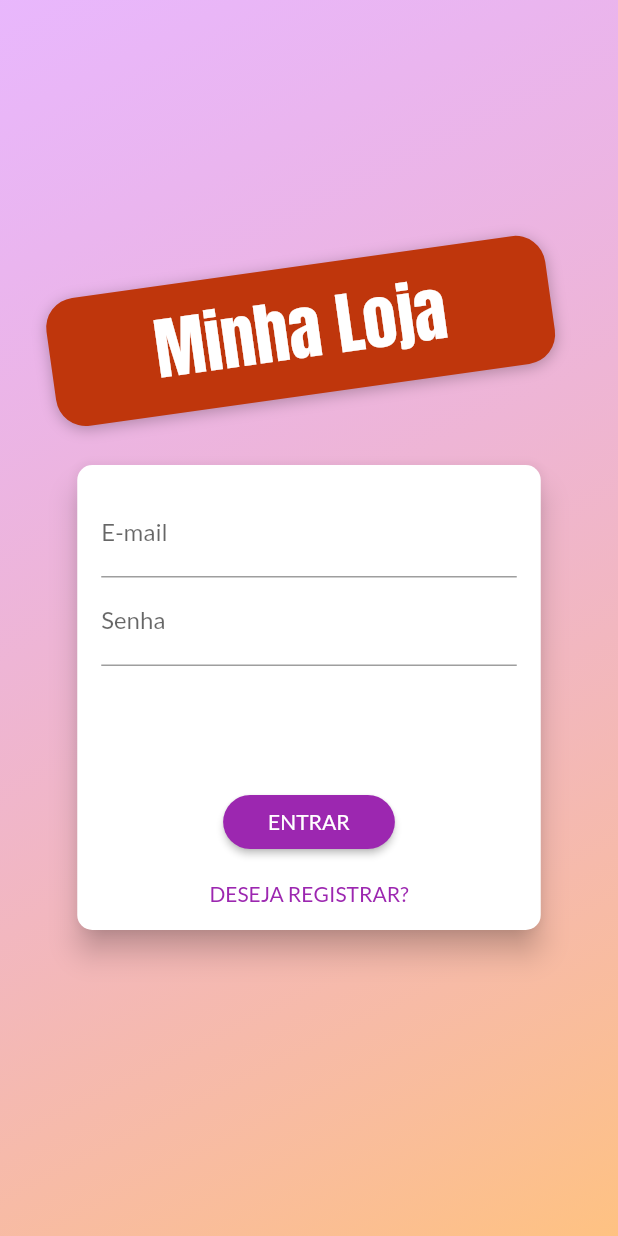
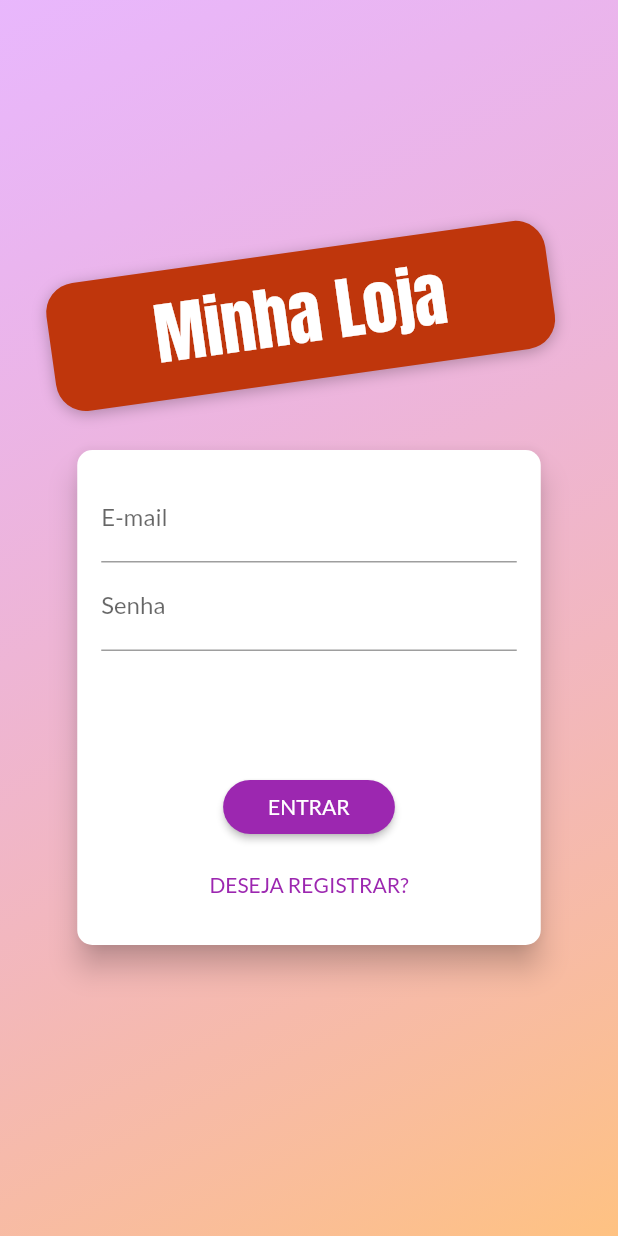
Before and after one commit to PAULOTEK/project_shop, a Flutter app: the screen it shows after launch, on a phone screen of 412 x 824 dp. Run offline on Flutter 3.47's test engine with Material 2 defaults, Android fonts, the light colour scheme and no system bars; our stand-ins replace shared_preferences.

Commit message:
Implementação das animações

```diff
--- a/lib/viewModel/auth.view_model.dart
+++ b/lib/viewModel/auth.view_model.dart
@@ -32,7 +32,7 @@ class AuthViewModel with ChangeNotifier {
 
   Future<void> _authenticate(String email, String password, String urlFragment) async {
     final url =
-        'https://identitytoolkit.googleapis.com/v1/accounts:$urlFragment?key=AIzaSyAPwfuEUr5seLAk-YgP_fh4Z_LQ1RrCvNk';
+        'https://identitytoolkit.googleapis.com/v1/accounts:$urlFragment?key=AIzaSyC28dM5QXrtGs_QM1CobbIggvrHPs5GTMw';
     final response = await http.post(
       Uri.parse(url),
       body: jsonEncode({
--- a/lib/widgets/auth_form.dart
+++ b/lib/widgets/auth_form.dart
@@ -131,7 +131,7 @@ class _AuthFormState extends State<AuthForm> with SingleTickerProviderStateMixin
       ),
       child: AnimatedContainer(
         padding: const EdgeInsets.all(16),
-        height: _isLogin() ? 310 : 400,
+        height: _isLogin() ? 330 : 400,
         width: deviceSize.width * 0.75,
         duration: const Duration(microseconds: 300),
         curve: Curves.linear,
```
